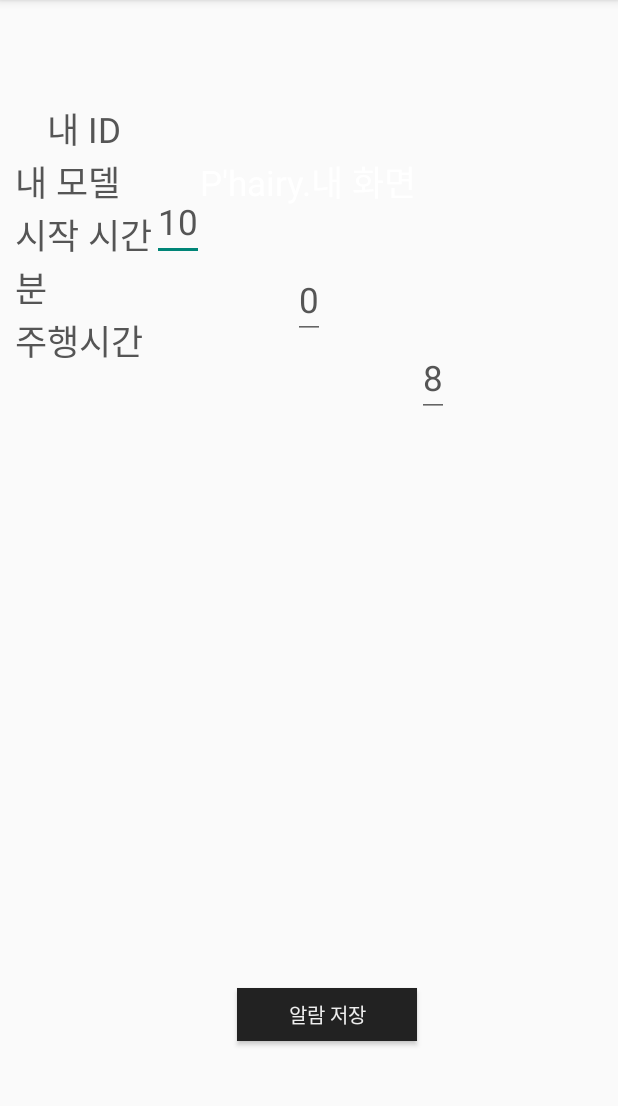
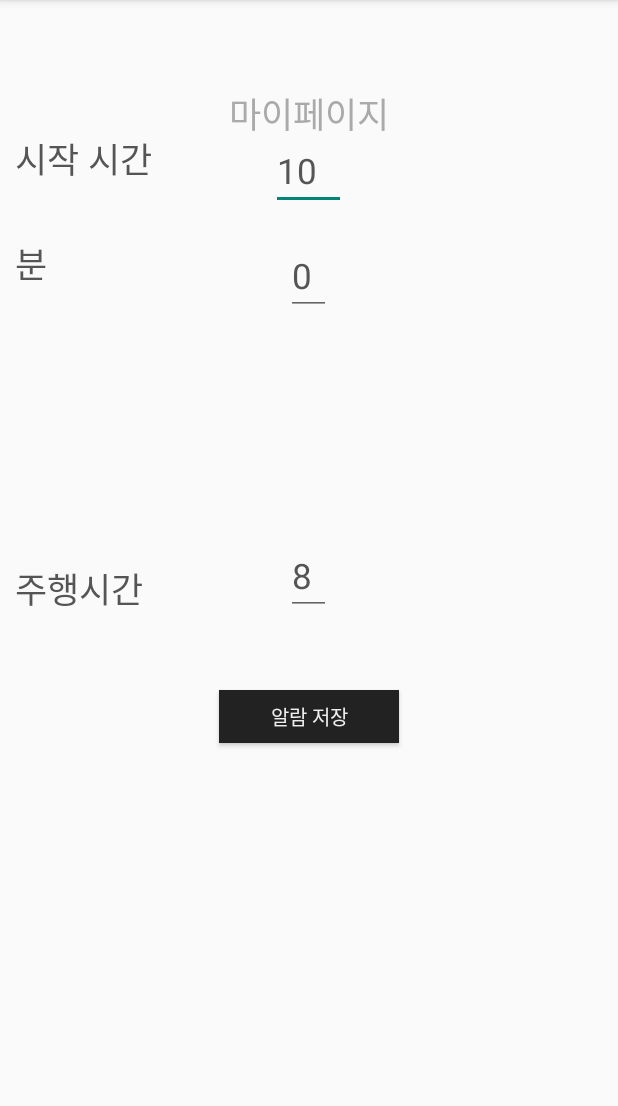
Before and after one commit to skdlflzk/TaxiOnly, an Android app: the fragment MyFragment shown on its own in the app's theme, on a phone screen of 412 x 824 dp, the part 84-1190 px from its top. Run offline under Robolectric (Android 15) with nearby library versions, the light colour scheme and no system bars.

```diff
--- a/TaxiOnly/app/src/main/java/com/phairy/taxionly/AccountFragment.java
+++ b/TaxiOnly/app/src/main/java/com/phairy/taxionly/AccountFragment.java
@@ -38,6 +38,9 @@ public class AccountFragment extends Fragment {
     public View onCreateView(LayoutInflater inflater, ViewGroup container,
                              Bundle savedInstanceState) {
         View view = inflater.inflate(R.layout.account_fragment, container, false);
+
+
+        Log.e(TAG, "--AccountFragment--");
 
         pref = getActivity().getSharedPreferences("pref", Context.MODE_PRIVATE);
         editor = pref.edit();
--- a/TaxiOnly/app/src/main/res/layout/my_fragment.xml
+++ b/TaxiOnly/app/src/main/res/layout/my_fragment.xml
@@ -11,15 +11,15 @@
     <TextView
         android:layout_width="wrap_content"
         android:layout_height="wrap_content"
-        android:text="P'hairy.내 화면"
+        android:text="마이페이지"
         android:id="@+id/MainText"
         android:textSize="23dp"
-        android:textColor = "#FFFFFF"
+        android:textColor = "#AAAAAA"
+        android:layout_marginTop="58dp"
         android:layout_alignParentTop="true"
-        android:layout_centerHorizontal="true"
-        android:layout_marginTop="103dp" />
+        android:layout_centerHorizontal="true" />
 
-
+    <!--
     <TextView
         android:layout_width="wrap_content"
         android:layout_height="wrap_content"
@@ -38,6 +38,7 @@
         android:textColor = "#555555"
         android:layout_alignTop="@+id/MainText"
         android:layout_alignStart="@+id/MinuteText" />
+    -->
     <TextView
         android:layout_width="wrap_content"
         android:layout_height="wrap_content"
@@ -45,7 +46,7 @@
         android:id="@+id/HourText"
         android:textSize="23dp"
         android:textColor = "#555555"
-        android:layout_below="@+id/PWText"
+        android:layout_alignTop="@+id/HourInput"
         android:layout_alignParentStart="true" />
     <TextView
         android:layout_width="wrap_content"
@@ -54,17 +55,18 @@
         android:id="@+id/MinuteText"
         android:textSize="23dp"
         android:textColor = "#555555"
-        android:layout_below="@+id/HourText"
+        android:layout_alignTop="@+id/MinuteInput"
         android:layout_alignParentStart="true" />
     <EditText
-        android:layout_width="wrap_content"
+        android:layout_width="50dp"
         android:layout_height="wrap_content"
         android:text="10"
         android:id="@+id/HourInput"
         android:textSize="23dp"
         android:textColor = "#555555"
-        android:layout_above="@+id/MinuteInput"
-        android:layout_toEndOf="@+id/HourText" />
+        android:layout_alignTop="@+id/MainText"
+        android:layout_marginTop="30dp"
+        android:layout_centerHorizontal="true" />
     <TextView
         android:layout_width="wrap_content"
         android:layout_height="wrap_content"
@@ -72,25 +74,25 @@
         android:id="@+id/DurationText"
         android:textSize="23dp"
         android:textColor = "#555555"
-        android:layout_below="@+id/MinuteText"
-        android:layout_alignParentStart="true" />
+        android:layout_alignBottom="@+id/DurationInput" />
     <EditText
-        android:layout_width="wrap_content"
+        android:layout_width="30dp"
         android:layout_height="wrap_content"
         android:text="8"
         android:id="@+id/DurationInput"
         android:textSize="23dp"
         android:textColor = "#555555"
-        android:layout_below="@+id/MinuteInput"
-        android:layout_toEndOf="@+id/MainText" />
+        android:layout_centerVertical="true"
+        android:layout_alignStart="@+id/MinuteInput" />
     <EditText
-        android:layout_width="wrap_content"
+        android:layout_width="30dp"
         android:layout_height="wrap_content"
         android:text="0"
         android:id="@+id/MinuteInput"
         android:textSize="23dp"
         android:textColor = "#555555"
-        android:layout_alignTop="@+id/MinuteText"
+        android:layout_alignTop="@+id/HourInput"
+        android:layout_marginTop="70dp"
         android:layout_centerHorizontal="true" />
     <Button
         android:id="@+id/TakeButton"
@@ -100,9 +102,10 @@
         android:layout_height="35dp"
         android:textSize="13dp"
         android:text="알람 저장"
-        android:layout_alignParentBottom="true"
-        android:layout_alignEnd="@+id/MainText"
-        android:layout_marginBottom="74dp" />
+        android:layout_below="@+id/DurationInput"
+        android:layout_centerHorizontal="true"
+        android:layout_marginTop ="50dp"
+        />
 
 
 </RelativeLayout>
```
Also changed, not shown: TaxiOnly/app/src/main/java/com/phairy/taxionly/GpsCatcher.java (+146 -73 lines), TaxiOnly/app/src/main/java/com/phairy/taxionly/HomeFragment.java (+69 -55 lines), TaxiOnly/app/src/main/java/com/phairy/taxionly/MainMenu.java (+20 -22 lines), TaxiOnly/app/src/main/java/com/phairy/taxionly/MyFragment.java (+13 -22 lines), TaxiOnly/app/src/main/java/com/phairy/taxionly/NotificationBroadcast.java (+48 -73 lines), TaxiOnly/app/src/main/java/com/phairy/taxionly/Start.java (+32 -1 lines).
